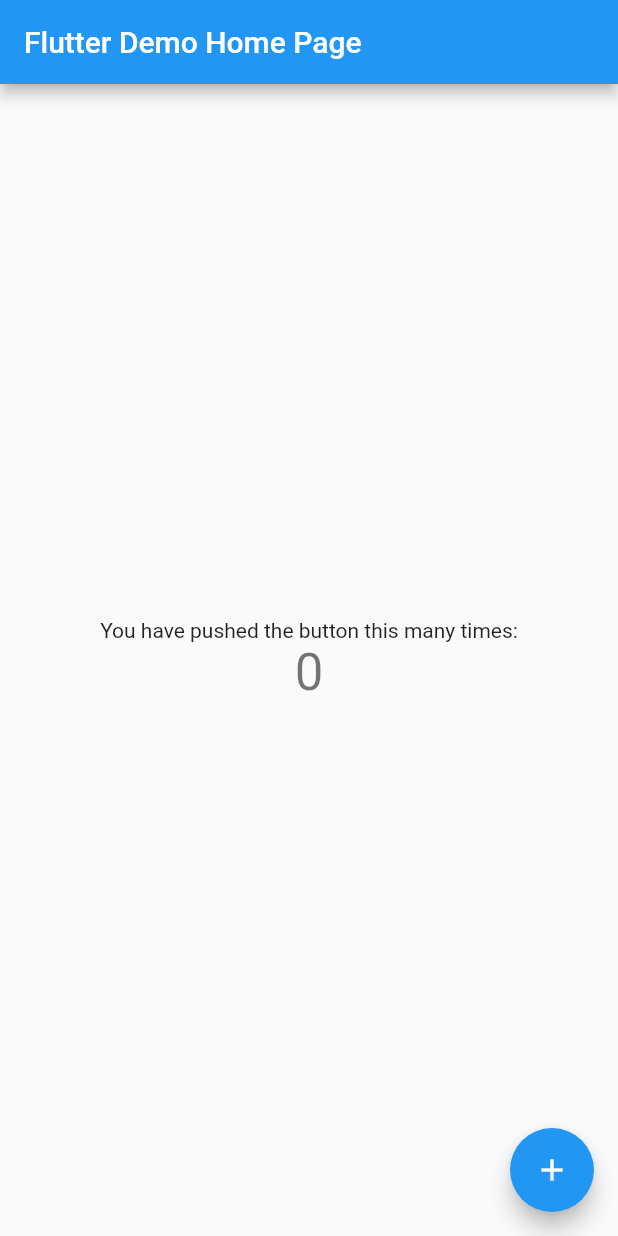
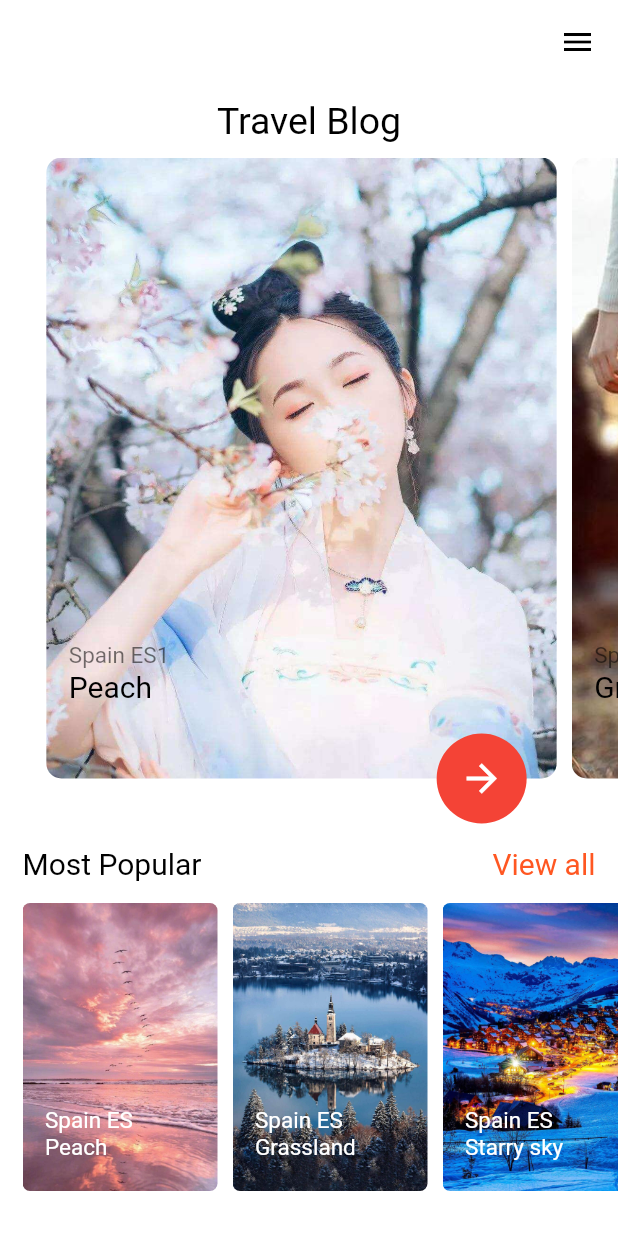
Before and after one commit to xxj2016/flutter_ui_study_sliver, a Flutter app: the screen it shows after launch, on a phone screen of 412 x 824 dp. Run offline on Flutter 3.47's test engine with Material 2 defaults, Android fonts, the phone set to English and light mode, and no system bars.

Commit message:
HomePage UI

```diff
--- /dev/null
+++ b/lib/TravelBean.dart
@@ -0,0 +1,25 @@
+class TravelBean {
+  String name;
+  String location;
+  String url;
+
+  TravelBean(this.name, this.location, this.url);
+
+  static List<TravelBean> generateTravelBean() {
+    return [
+      TravelBean("Peach", "Spain ES1", "assets/images/top1.jpg"),
+      TravelBean("Grassland", "Spain ES2", "assets/images/top2.jpg"),
+      TravelBean("Starry sky", "Spain ES3", "assets/images/top3.jpg"),
+      TravelBean("Beauty Pic", "Spain ES4", "assets/images/top4.jpg"),
+    ];
+  }
+
+  static List<TravelBean> generateMostPopularBean() {
+    return [
+      TravelBean("Peach", "Spain ES", "assets/images/bottom1.jpg"),
+      TravelBean("Grassland", "Spain ES", "assets/images/bottom2.jpg"),
+      TravelBean("Starry sky", "Spain ES", "assets/images/bottom3.jpg"),
+      TravelBean("Beauty Pic", "Spain ES", "assets/images/bottom4.jpg"),
+    ];
+  }
+}
--- /dev/null
+++ b/lib/home_page.dart
@@ -0,0 +1,222 @@
+import 'package:flutter/material.dart';
+import 'package:flutter_ui_study_sliver/TravelBean.dart';
+
+class HomePage extends StatelessWidget {
+  const HomePage({Key key}) : super(key: key);
+
+  @override
+  Widget build(BuildContext context) {
+    return Scaffold(
+      backgroundColor: Colors.white,
+      appBar: AppBar(
+        backgroundColor: Colors.white,
+        elevation: 0,
+        actions: <Widget>[
+          Padding(
+            padding: EdgeInsets.only(right: 15),
+            child: Icon(
+              Icons.menu,
+              color: Colors.black,
+            ),
+          )
+        ],
+      ),
+      body: Column(
+        children: <Widget>[
+          Padding(
+            padding: EdgeInsets.symmetric(horizontal: 15.0, vertical: 10),
+            child: Text(
+              "Travel Blog",
+              style: TextStyle(
+                color: Colors.black,
+                fontSize: 25.0,
+              ),
+            ),
+          ),
+          Expanded(
+            flex: 2,
+            child: TravelWidget(),
+          ),
+          Padding(
+            padding: EdgeInsets.symmetric(horizontal: 15.0, vertical: 15.0),
+            child: Row(
+              mainAxisAlignment: MainAxisAlignment.spaceBetween,
+              children: <Widget>[
+                Text(
+                  "Most Popular",
+                  style: TextStyle(
+                    color: Colors.black,
+                    fontSize: 20,
+                  ),
+                ),
+                Text(
+                  "View all",
+                  style: TextStyle(
+                    color: Colors.deepOrange,
+                    fontSize: 20,
+                  ),
+                ),
+              ],
+            ),
+          ),
+          Expanded(
+            flex: 1,
+            child: MostPopularWidget(),
+          )
+        ],
+      ),
+    );
+  }
+}
+
+class MostPopularWidget extends StatelessWidget {
+  List<TravelBean> _list = TravelBean.generateMostPopularBean();
+
+  MostPopularWidget({Key key}) : super(key: key);
+
+  @override
+  Widget build(BuildContext context) {
+    return ListView.builder(
+      padding: EdgeInsets.symmetric(horizontal: 15),
+      scrollDirection: Axis.horizontal,
+      itemCount: _list.length,
+      itemBuilder: (BuildContext context, int index) {
+        var bean = _list[index];
+        return GestureDetector(
+          onTap: () {},
+          child: Hero(
+            tag: bean.url,
+            child: Stack(
+              children: <Widget>[
+                Padding(
+                  padding: EdgeInsets.only(bottom: 30.0, right: 10.0),
+                  child: ClipRRect(
+                    borderRadius: BorderRadius.circular(5),
+                    child: Image.asset(
+                      bean.url,
+                      width: 130,
+                      fit: BoxFit.cover,
+                    ),
+                  ),
+                ),
+                Positioned(
+                  bottom: 50,
+                  left: 15,
+                  child: Column(
+                    crossAxisAlignment: CrossAxisAlignment.start,
+                    children: <Widget>[
+                      Material(
+                        color: Colors.transparent,
+                        child: Text(
+                          bean.location,
+                          style: TextStyle(
+                            color: Colors.white,
+                            fontSize: 15,
+                          ),
+                        ),
+                      ),
+                      Material(
+                        color: Colors.transparent,
+                        child: Text(
+                          bean.name,
+                          style: TextStyle(
+                            color: Colors.white,
+                            fontSize: 15.0
+                          ),
+                        ),
+                      )
+                    ],
+                  ),
+                )
+              ],
+            ),
+          ),
+        );
+      },
+    );
+  }
+}
+
+class TravelWidget extends StatelessWidget {
+  List<TravelBean> _list = TravelBean.generateTravelBean();
+
+  TravelWidget({Key key}) : super(key: key);
+
+  @override
+  Widget build(BuildContext context) {
+    return PageView.builder(
+      controller: PageController(viewportFraction: 0.85),
+      itemCount: _list.length,
+      itemBuilder: (context, index) {
+        var bean = _list[index];
+        return GestureDetector(
+          onTap: () {},
+          child: Hero(
+            tag: bean.url,
+            child: Stack(
+              children: <Widget>[
+                Padding(
+                  padding: EdgeInsets.only(bottom: 30, right: 10),
+                  child: ClipRRect(
+                    borderRadius: BorderRadius.circular(10),
+                    child: Image.asset(
+                      bean.url,
+                      width: MediaQuery.of(context).size.width,
+                      fit: BoxFit.cover,
+                    ),
+                  ),
+                ),
+                Positioned(
+                  bottom: 80,
+                  left: 15,
+                  child: Column(
+                    crossAxisAlignment: CrossAxisAlignment.start,
+                    children: <Widget>[
+                      Material(
+                        color: Colors.transparent,
+                        child: Text(
+                          bean.location,
+                          style: TextStyle(
+                            color: Colors.black54,
+                            fontSize: 15,
+                          ),
+                        ),
+                      ),
+                      Material(
+                        color: Colors.transparent,
+                        child: Text(
+                          bean.name,
+                          style: TextStyle(
+                            color: Colors.black,
+                            fontSize: 20,
+                          ),
+                        ),
+                      )
+                    ],
+                  ),
+                ),
+                Positioned(
+                  bottom: 0,
+                  right: 30,
+                  child: Container(
+                    width: 60,
+                    height: 60,
+                    decoration: BoxDecoration(
+                      color: Colors.red,
+                      borderRadius: BorderRadius.circular(30),
+                    ),
+                    child: Icon(
+                      Icons.arrow_forward,
+                      color: Colors.white,
+                      size: 30,
+                    ),
+                  ),
+                )
+              ],
+            ),
+          ),
+        );
+      },
+    );
+  }
+}
--- a/lib/main.dart
+++ b/lib/main.dart
@@ -1,111 +1,33 @@
+import 'dart:io';
+
 import 'package:flutter/material.dart';
+import 'package:flutter/services.dart';
+import 'package:flutter_ui_study_sliver/home_page.dart';
 
-void main() => runApp(MyApp());
+void main() {
+  runApp(MyApp());
+
+  if (Platform.isAndroid) {
+    SystemChrome.setSystemUIOverlayStyle((
+      SystemUiOverlayStyle(
+        statusBarColor: Colors.white,
+        statusBarBrightness: Brightness.dark,
+        statusBarIconBrightness: Brightness.dark,
+      )
+    ));
+  }
+}
+
 
 class MyApp extends StatelessWidget {
-  // This widget is the root of your application.
+  const MyApp({Key key}) : super(key: key);
+
   @override
   Widget build(BuildContext context) {
     return MaterialApp(
-      title: 'Flutter Demo',
-      theme: ThemeData(
-        // This is the theme of your application.
-        //
-        // Try running your application with "flutter run". You'll see the
-        // application has a blue toolbar. Then, without quitting the app, try
-        // changing the primarySwatch below to Colors.green and then invoke
-        // "hot reload" (press "r" in the console where you ran "flutter run",
-        // or simply save your changes to "hot reload" in a Flutter IDE).
-        // Notice that the counter didn't reset back to zero; the application
-        // is not restarted.
-        primarySwatch: Colors.blue,
-      ),
-      home: MyHomePage(title: 'Flutter Demo Home Page'),
+      debugShowCheckedModeBanner: false,
+      title: "Travel Blog",
+      home: HomePage(),
     );
   }
 }
-
-class MyHomePage extends StatefulWidget {
-  MyHomePage({Key key, this.title}) : super(key: key);
-
-  // This widget is the home page of your application. It is stateful, meaning
-  // that it has a State object (defined below) that contains fields that affect
-  // how it looks.
-
-  // This class is the configuration for the state. It holds the values (in this
-  // case the title) provided by the parent (in this case the App widget) and
-  // used by the build method of the State. Fields in a Widget subclass are
-  // always marked "final".
-
-  final String title;
-
-  @override
-  _MyHomePageState createState() => _MyHomePageState();
-}
-
-class _MyHomePageState extends State<MyHomePage> {
-  int _counter = 0;
-
-  void _incrementCounter() {
-    setState(() {
-      // This call to setState tells the Flutter framework that something has
-      // changed in this State, which causes it to rerun the build method below
-      // so that the display can reflect the updated values. If we changed
-      // _counter without calling setState(), then the build method would not be
-      // called again, and so nothing would appear to happen.
-      _counter++;
-    });
-  }
-
-  @override
-  Widget build(BuildContext context) {
-    // This method is rerun every time setState is called, for instance as done
-    // by the _incrementCounter method above.
-    //
-    // The Flutter framework has been optimized to make rerunning build methods
-    // fast, so that you can just rebuild anything that needs updating rather
-    // than having to individually change instances of widgets.
-    return Scaffold(
-      appBar: AppBar(
-        // Here we take the value from the MyHomePage object that was created by
-        // the App.build method, and use it to set our appbar title.
-        title: Text(widget.title),
-      ),
-      body: Center(
-        // Center is a layout widget. It takes a single child and positions it
-        // in the middle of the parent.
-        child: Column(
-          // Column is also a layout widget. It takes a list of children and
-          // arranges them vertically. By default, it sizes itself to fit its
-          // children horizontally, and tries to be as tall as its parent.
-          //
-          // Invoke "debug painting" (press "p" in the console, choose the
-          // "Toggle Debug Paint" action from the Flutter Inspector in Android
-          // Studio, or the "Toggle Debug Paint" command in Visual Studio Code)
-          // to see the wireframe for each widget.
-          //
-          // Column has various properties to control how it sizes itself and
-          // how it positions its children. Here we use mainAxisAlignment to
-          // center the children vertically; the main axis here is the vertical
-          // axis because Columns are vertical (the cross axis would be
-          // horizontal).
-          mainAxisAlignment: MainAxisAlignment.center,
-          children: <Widget>[
-            Text(
-              'You have pushed the button this many times:',
-            ),
-            Text(
-              '$_counter',
-              style: Theme.of(context).textTheme.display1,
-            ),
-          ],
-        ),
-      ),
-      floatingActionButton: FloatingActionButton(
-        onPressed: _incrementCounter,
-        tooltip: 'Increment',
-        child: Icon(Icons.add),
-      ), // This trailing comma makes auto-formatting nicer for build methods.
-    );
-  }
-}
```
Also changed, not shown: pubspec.yaml (+9 -0 lines), assets/images/bottom1.jpg (added), assets/images/bottom2.jpg (added), assets/images/bottom3.jpg (added), assets/images/bottom4.jpg (added), assets/images/top1.jpg (added), assets/images/top2.jpg (added), assets/images/top3.jpg (added), assets/images/top4.jpg (added).
